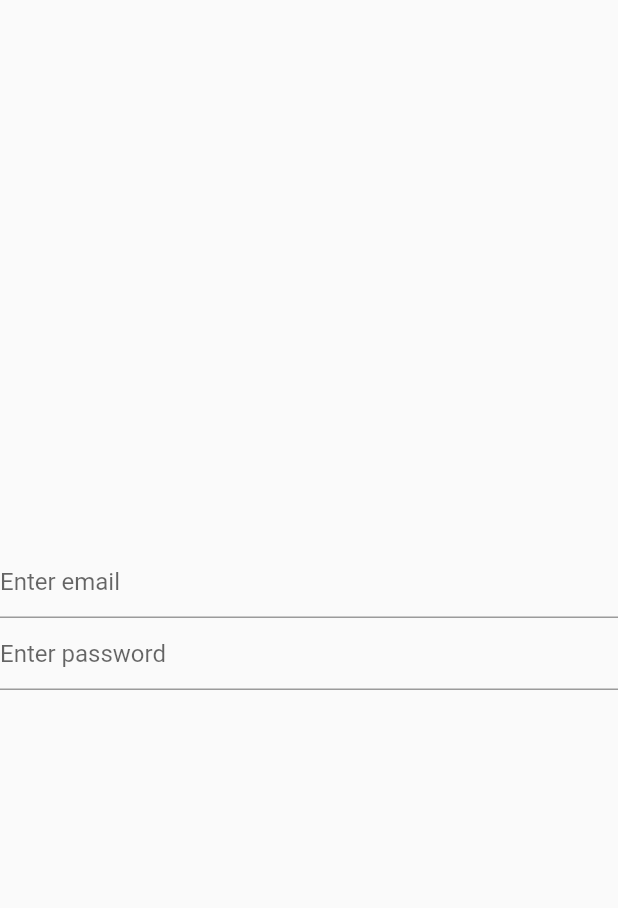
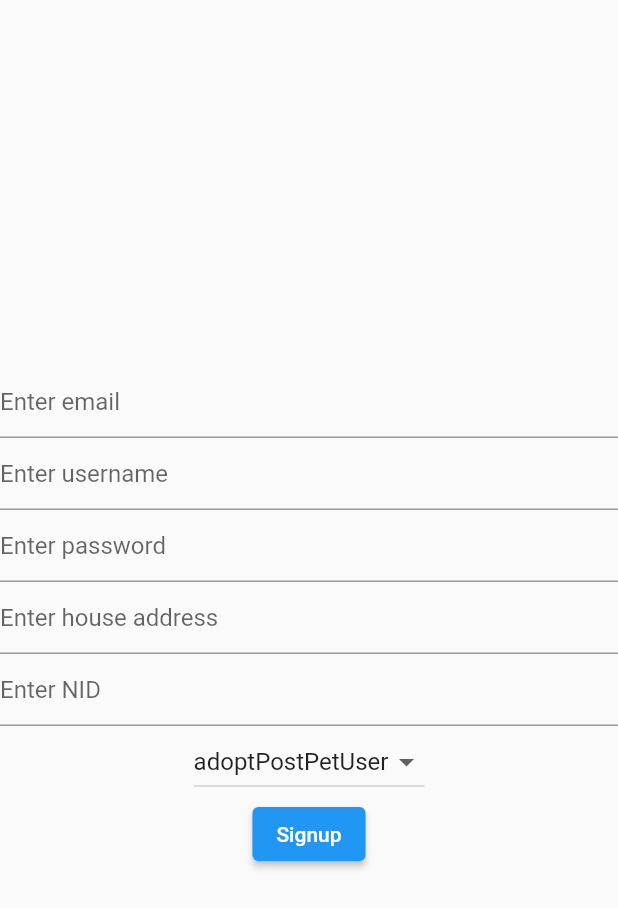
Before and after one commit to absarrahman/animal_adoption, a Flutter app: the screen it shows after launch, after a tap on "Register View", on a phone screen of 412 x 824 dp. Shown: the top 908 px of the screen. Run offline on Flutter 3.47's test engine with Material 2 defaults, Android fonts, the phone set to English and light mode, and no system bars; our stand-ins replace cloud_firestore, firebase_auth, firebase_core, get; accounts and stored records are empty.

```diff
--- a/lib/constants/string_constants.dart
+++ b/lib/constants/string_constants.dart
@@ -12,6 +12,8 @@ class ModelConstants {
   static const userRating = "rating";
   static const userPhoneNumber = "phoneNumber";
   static const userPassword = "password";
+  static const userHouseAddress = "houseAddress";
+  static const username = "username";
 }
 
 class FireStoreConstants {
--- a/lib/controllers/auth_controller.dart
+++ b/lib/controllers/auth_controller.dart
@@ -1,3 +1,6 @@
+import 'package:animal_adoption/constants/string_constants.dart';
+import 'package:animal_adoption/services/firebase_api.dart';
+import 'package:animal_adoption/views/home.dart';
 import 'package:firebase_auth/firebase_auth.dart';
 import "package:get/get.dart";
 
@@ -7,10 +10,64 @@ class AuthController extends GetxController {
   static final AuthController authController = Get.find<AuthController>();
   Rx<String> email = "".obs;
   Rx<String> name = "".obs;
+  Rx<String> userName = "".obs;
   Rx<String> password = "".obs;
+  Rx<String> houseAddress = "".obs;
+  Rx<String> role = RoleConstants.roleAdoptPostPetUser.obs;
   Rx<String> nid = "".obs;
-  //FirebaseAuth firebaseAuth = FirebaseAuth.instance;
+  Rx<String> phoneNumber = "".obs;
   Rx<UserModel> userModel = UserModel().obs;
   late Rx<User?> firebaseUser;
   var isLoggedIn = false.obs;
+
+  @override
+  void onReady() async {
+    firebaseUser = Rx<User?>(FirebaseAPI.firebaseAuth.currentUser);
+    firebaseUser.bindStream(FirebaseAPI.firebaseAuth.userChanges());
+    ever(firebaseUser, trackAuthState);
+    super.onReady();
+  }
+
+  void trackAuthState(User? user) async {
+    if (user != null) {
+      await FirebaseAPI.setUserModel(collectionPath: FireStoreConstants.userCollection, uID: user.uid);
+      isLoggedIn.value = true;
+    }
+  }
+
+  void signUp() async {
+    FirebaseAPI.signUp(
+      userJSON: {
+        ModelConstants.email: email.value,
+        ModelConstants.role: role.value,
+        ModelConstants.name: name.value,
+        ModelConstants.userPhoneNumber: phoneNumber.value,
+        ModelConstants.userNID: nid.value,
+        ModelConstants.userHouseAddress: houseAddress.value,
+        ModelConstants.username: userName.value,
+      },
+      password: password.value,
+      collectionPath: FireStoreConstants.userCollection,
+    );
+    _clearStrings();
+    Get.toNamed(HomeView.id);
+  }
+
+  void signIn() async {
+    FirebaseAPI.signIn(email: email.value, password: password.value, collectionPath: FireStoreConstants.userCollection);
+    _clearStrings();
+  }
+
+  void signOut() async {
+    FirebaseAPI.signOut();
+    isLoggedIn.value = false;
+  }
+
+  _clearStrings() {
+    name.value = '';
+    email.value = '';
+    password.value = '';
+    nid.value = '';
+    houseAddress.value = '';
+  }
 }
--- a/lib/main.dart
+++ b/lib/main.dart
@@ -7,14 +7,24 @@ import 'package:get/get.dart';
 
 void main() async {
   WidgetsFlutterBinding.ensureInitialized();
-  //await Firebase.initializeApp();
+  await Firebase.initializeApp(
+      options: const FirebaseOptions(
+          apiKey: "AIzaSyDUqqUUVXNoL0Nsg2VrKuLhyUFRCs99wQg",
+          appId: "1:706505452444:web:570882697b4363b1d33659",
+          messagingSenderId: "706505452444",
+          projectId: "animal-adoption-platform"));
   runApp(MyApp());
 }
 
 class MyApp extends StatelessWidget {
   MyApp({Key? key}) : super(key: key);
 
-  final Future<FirebaseApp> _initialize = Firebase.initializeApp();
+  final Future<FirebaseApp> _initialize = Firebase.initializeApp(
+      options: const FirebaseOptions(
+          apiKey: "AIzaSyDUqqUUVXNoL0Nsg2VrKuLhyUFRCs99wQg",
+          appId: "1:706505452444:web:570882697b4363b1d33659",
+          messagingSenderId: "706505452444",
+          projectId: "animal-adoption-platform"));
 
   // This widget is the root of your application.
   @override
--- a/lib/models/user_model.dart
+++ b/lib/models/user_model.dart
@@ -9,6 +9,8 @@ class UserModel {
   late String? role;
   late String? nid;
   late String? phoneNumber;
+  late String? houseAddress;
+  late String? username;
 
   UserModel({
     this.uuid,
@@ -18,6 +20,8 @@ class UserModel {
     this.role = RoleConstants.roleGonnAdoptUser,
     this.phoneNumber,
     this.nid,
+    this.houseAddress,
+    this.username,
   });
 
   UserModel.fromSnapshot(DocumentSnapshot<Map<String, dynamic>> snapshot) {
@@ -28,5 +32,7 @@ class UserModel {
     nid = snapshot.data()![ModelConstants.userNID];
     rating = snapshot.data()![ModelConstants.userRating];
     phoneNumber = snapshot.data()![ModelConstants.userPhoneNumber];
+    houseAddress = snapshot.data()![ModelConstants.userHouseAddress];
+    username = snapshot.data()![ModelConstants.username];
   }
 }
--- a/lib/views/auth/register_view.dart
+++ b/lib/views/auth/register_view.dart
@@ -1,3 +1,5 @@
+import 'package:animal_adoption/constants/string_constants.dart';
+import 'package:animal_adoption/controllers/auth_controller.dart';
 import 'package:flutter/material.dart';
 
 class RegisterView extends StatelessWidget {
@@ -6,22 +8,77 @@ class RegisterView extends StatelessWidget {
 
   @override
   Widget build(BuildContext context) {
+    final authController = AuthController.authController;
     return Scaffold(
       body: Column(
         mainAxisAlignment: MainAxisAlignment.center,
-        children: const [
-          //Email
+        children: [
+          // Email
           TextField(
-            decoration: InputDecoration(
+            decoration: const InputDecoration(
               hintText: "Enter email",
             ),
+            onChanged: (value) {
+              authController.email.value = value;
+            },
           ),
-          //Password
+          // User name
           TextField(
-            decoration: InputDecoration(
+            decoration: const InputDecoration(
+              hintText: "Enter username",
+            ),
+            onChanged: (value) {
+              authController.userName.value = value;
+            },
+          ),
+          // Password
+          TextField(
+            decoration: const InputDecoration(
               hintText: "Enter password",
             ),
+            obscureText: true,
+            onChanged: (value) {
+              authController.password.value = value;
+            },
           ),
+
+          //House address
+          TextField(
+            decoration: const InputDecoration(
+              hintText: "Enter house address",
+            ),
+            onChanged: (value) {
+              authController.houseAddress.value = value;
+            },
+          ),
+          // Nid
+          TextField(
+            decoration: const InputDecoration(
+              hintText: "Enter NID",
+            ),
+            onChanged: (value) {
+              authController.nid.value = value;
+            },
+          ),
+          DropdownButton(
+              value: authController.role.value,
+              items: [
+                RoleConstants.roleAdoptPostPetUser,
+                RoleConstants.roleGonnAdoptUser,
+              ]
+                  .map((value) => DropdownMenuItem(
+                        child: Text(value),
+                        value: value,
+                      ))
+                  .toList(),
+              onChanged: (String? value) {
+                authController.role.value = value!;
+              }),
+          ElevatedButton(
+              onPressed: () {
+                authController.signUp();
+              },
+              child: const Text("Signup"))
         ],
       ),
     );
```
Also changed, not shown: lib/services/firebase_api.dart (+12 -7 lines), lib/views/widgets/common.dart (added, +20 -0 lines).
